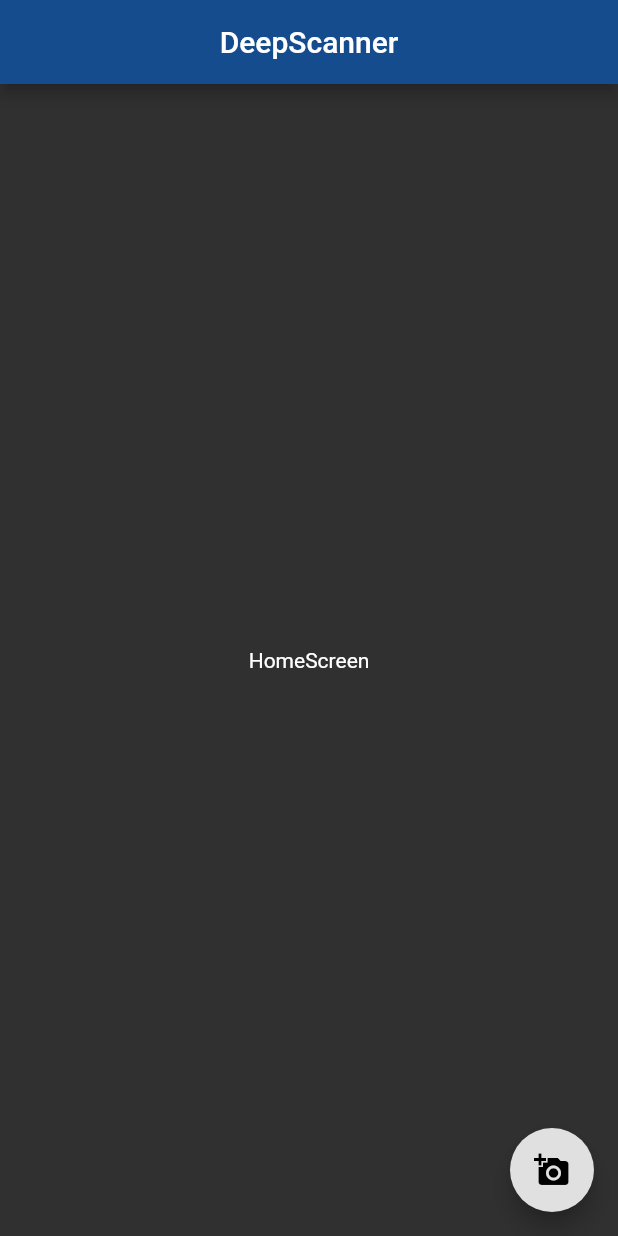
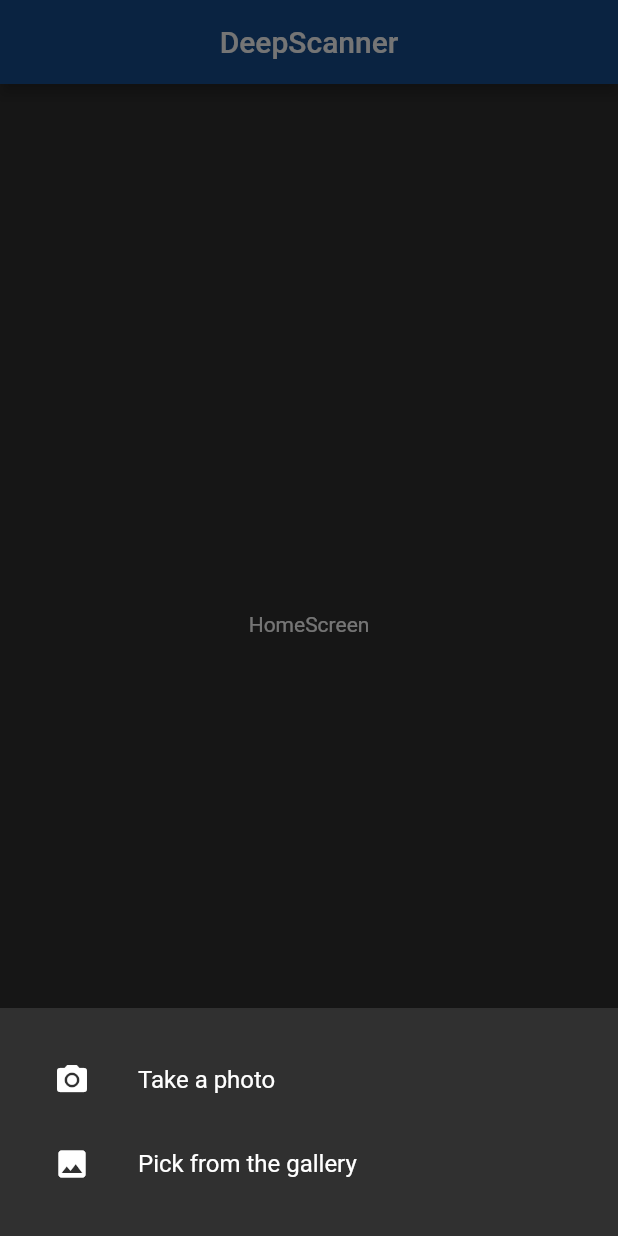
Before and after one commit to wysockipiotr/deep-scanner, a Flutter app: the screen it shows after launch, after a tap on the "add a photo" icon, on a phone screen of 412 x 824 dp. Run offline on Flutter 3.47's test engine with Material 2 defaults, Android fonts, the phone set to English and light mode, and no system bars; our stand-ins replace image_picker.

Commit message:
Add image picker, bottom app bar and modal bottom sheet

```diff
--- a/app/deep_scanner/lib/main.dart
+++ b/app/deep_scanner/lib/main.dart
@@ -14,6 +14,7 @@ class DeepScannerApp extends StatelessWidget {
         accentColor: config.accentColor,
         brightness: Brightness.dark,
       ),
+      debugShowCheckedModeBanner: false,
       home: HomeScreen(),
     );
   }
--- a/app/deep_scanner/lib/screens/home.dart
+++ b/app/deep_scanner/lib/screens/home.dart
@@ -1,6 +1,7 @@
 import 'package:deep_scanner/config.dart' as config;
 import 'package:flutter/material.dart';
 import 'package:flutter/widgets.dart';
+import 'package:image_picker/image_picker.dart';
 
 class HomeScreen extends StatelessWidget {
   @override
@@ -10,12 +11,61 @@ class HomeScreen extends StatelessWidget {
         title: Text(config.appTitle),
         centerTitle: true,
       ),
-      body: Center(child: Text("HomeScreen"),),
+      body: Center(
+        child: Text("HomeScreen"),
+      ),
       floatingActionButton: FloatingActionButton(
-        onPressed: () {},
+        onPressed: () {
+//          Scaffold.of(context).showBottomSheet((context) => FlatButton(onPressed: null, child: Text("XD")));
+          showModalBottomSheet(
+              context: context,
+              builder: (context) => Padding(
+                    padding: EdgeInsets.all(20),
+                    child: Column(
+                      mainAxisSize: MainAxisSize.min,
+                      children: <Widget>[
+                        ListTile(
+                          title: Text("Take a photo"),
+                          leading: Icon(Icons.photo_camera),
+                          onTap: () async => _pickImage(ImageSource.camera)
+                        ),
+                        ListTile(
+                          title: Text("Pick from the gallery"),
+                          leading: Icon(Icons.image),
+                          onTap: () async => _pickImage(ImageSource.gallery)
+                        )
+                      ],
+                    ),
+                  ));
+        },
         child: Icon(Icons.add_a_photo),
-        tooltip: "Pick image",
+        tooltip: "Pick an image",
       ),
+      floatingActionButtonLocation: FloatingActionButtonLocation.centerDocked,
+      bottomNavigationBar: _buildBottomAppBar(context),
     );
   }
+
+  BottomAppBar _buildBottomAppBar(BuildContext context) {
+    return BottomAppBar(
+      shape: CircularNotchedRectangle(),
+      child: Row(
+        children: <Widget>[
+          Padding(
+              padding: EdgeInsets.only(left: 4.0),
+              child: IconButton(
+                icon: Icon(Icons.more_vert),
+                onPressed: () {},
+              ))
+        ],
+        mainAxisAlignment: MainAxisAlignment.end,
+      ),
+      color: Theme.of(context).primaryColor,
+    );
+  }
+
+  void _pickImage(ImageSource source) async {
+    final file = await ImagePicker.pickImage(source: source);
+    print(file.path);
+  }
 }
--- a/app/deep_scanner/pubspec.yaml
+++ b/app/deep_scanner/pubspec.yaml
@@ -13,15 +13,15 @@ description: Document scanner based on autoencoders
 # https://developer.apple.com/library/archive/documentation/General/Reference/InfoPlistKeyReference/Articles/CoreFoundationKeys.html
 version: 1.0.0+1
 
+
+
 environment:
   sdk: ">=2.1.0 <3.0.0"
 
 dependencies:
   flutter:
     sdk: flutter
-
-  # The following adds the Cupertino Icons font to your application.
-  # Use with the CupertinoIcons class for iOS style icons.
+  image_picker: '0.6.0+11'
   cupertino_icons: ^0.1.2
 
 dev_dependencies:
```
Also changed, not shown: app/deep_scanner/pubspec.lock.
